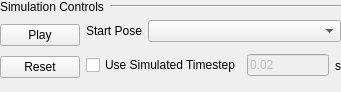
First picture: the form in ui/simcontrols.ui, repository ARoefer/giskard_ide, before the edit.
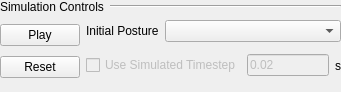
Second picture: the form after the edit. Icons and pictures are not drawn.

Commit message: Update of package.xml and CMakeLists

Diff of the .ui file:
```diff
--- a/ui/simcontrols.ui
+++ b/ui/simcontrols.ui
@@ -115,7 +115,7 @@
          <item>
           <widget class="QLabel" name="labelStartPose">
            <property name="text">
-            <string>Start Pose</string>
+            <string>Initial Posture</string>
            </property>
           </widget>
          </item>
@@ -135,6 +135,9 @@
         <layout class="QHBoxLayout" name="horizontalLayout_2">
          <item>
           <widget class="QCheckBox" name="chkUseSimTime">
+           <property name="enabled">
+            <bool>false</bool>
+           </property>
            <property name="text">
             <string>Use Simulated Timestep</string>
            </property>
```
The commit also changes 2 other files.
